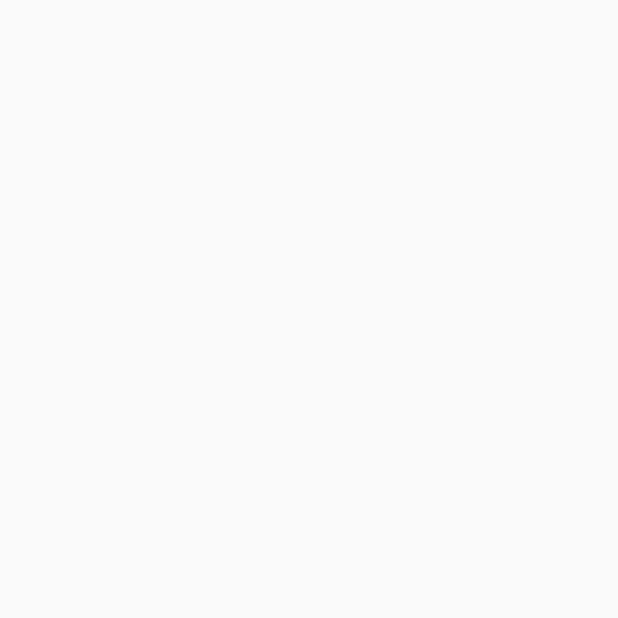
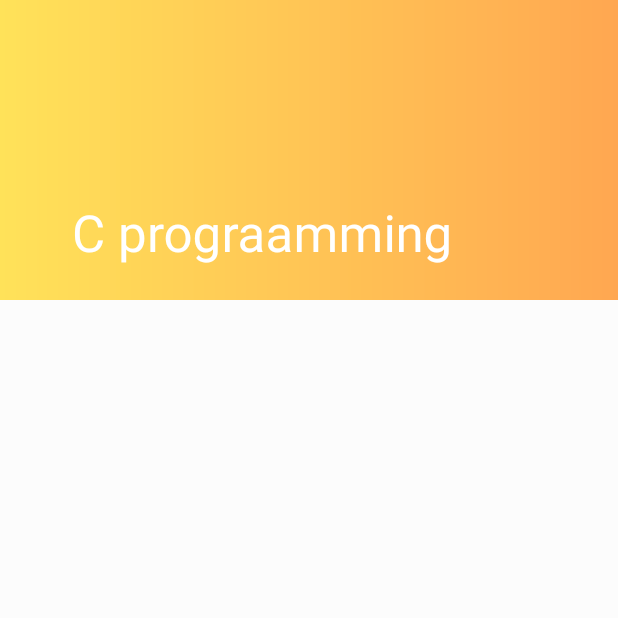
Before and after one commit to mohan564/Capstone, an Android app: the ContentCourseForC screen opened directly, with no data from a screen before it, on a phone screen of 412 x 824 dp, the top half of it. Before the commit the part shown is empty. Run offline under Robolectric (Android 15) with nearby library versions, the phone set to English and light mode, and no system bars.

Commit message:
collapsing

```diff
--- a/app/src/main/res/layout/activity_content_course_for_c.xml
+++ b/app/src/main/res/layout/activity_content_course_for_c.xml
@@ -1,9 +1,46 @@
 <?xml version="1.0" encoding="utf-8"?>
-<android.support.constraint.ConstraintLayout xmlns:android="http://schemas.android.com/apk/res/android"
+<android.support.design.widget.CoordinatorLayout xmlns:android="http://schemas.android.com/apk/res/android"
     xmlns:app="http://schemas.android.com/apk/res-auto"
     xmlns:tools="http://schemas.android.com/tools"
     android:layout_width="match_parent"
+    android:background="#fcfcfc"
     android:layout_height="match_parent"
     tools:context=".ContentCourseForC">
 
-</android.support.constraint.ConstraintLayout>
+    <android.support.design.widget.AppBarLayout
+        android:layout_width="match_parent"
+        android:layout_height="200dp"
+        android:theme="@style/ThemeOverlay.AppCompat.Dark.ActionBar"
+        android:id="@+id/appBarId">
+
+        <android.support.design.widget.CollapsingToolbarLayout
+            android:layout_width="match_parent"
+            android:layout_height="match_parent"
+            app:layout_scrollFlags="exitUntilCollapsed|scroll"
+            app:contentScrim="?attr/colorPrimary"
+            app:title="C prograamming"
+            app:expandedTitleMarginStart="48dp"
+            android:background="@drawable/gradient1">
+
+            <android.support.v7.widget.Toolbar
+                android:layout_width="match_parent"
+                android:layout_height="?attr/actionBarSize"
+                android:id="@+id/toolBarId"
+                app:popupTheme="@style/ThemeOverlay.AppCompat.Light"
+                app:layout_collapseMode="parallax"
+
+
+                ></android.support.v7.widget.Toolbar>
+        </android.support.design.widget.CollapsingToolbarLayout>
+
+    </android.support.design.widget.AppBarLayout>
+
+    <android.support.v4.widget.NestedScrollView
+        android:layout_width="match_parent"
+        android:layout_height="match_parent">
+
+
+
+    </android.support.v4.widget.NestedScrollView>
+
+</android.support.design.widget.CoordinatorLayout>
```
